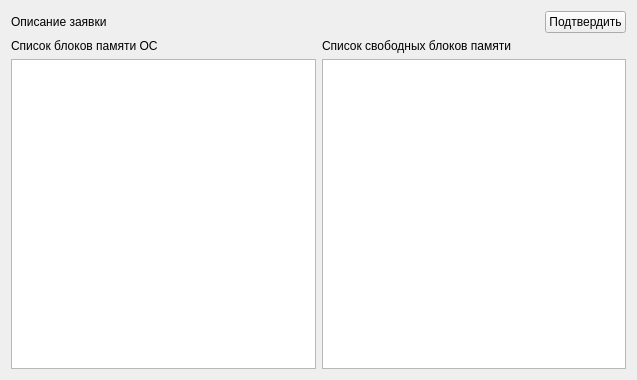
Before: the Qt Designer form gui/memorytask.ui in alirzaev/dispatcher, drawn with Qt 5.
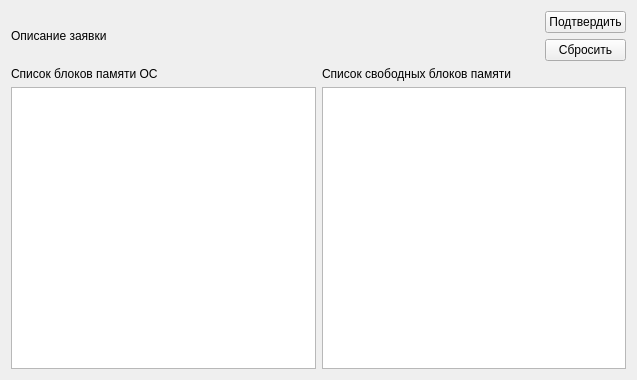
After: the same form once the commit is applied.

Patch:
```diff
--- a/gui/memorytask.ui
+++ b/gui/memorytask.ui
@@ -33,11 +33,25 @@
       </widget>
      </item>
      <item>
+      <layout class="QVBoxLayout" name="verticalLayout">
+       <property name="leftMargin">
+        <number>0</number>
+       </property>
+       <item>
       <widget class="QPushButton" name="acceptRequest">
        <property name="text">
         <string>Подтвердить</string>
        </property>
       </widget>
+       </item>
+       <item>
+        <widget class="QPushButton" name="resetState">
+         <property name="text">
+          <string>Сбросить</string>
+         </property>
+        </widget>
+       </item>
+      </layout>
      </item>
     </layout>
    </item>
```
Lines whose indentation alone changed are shown as unchanged.
